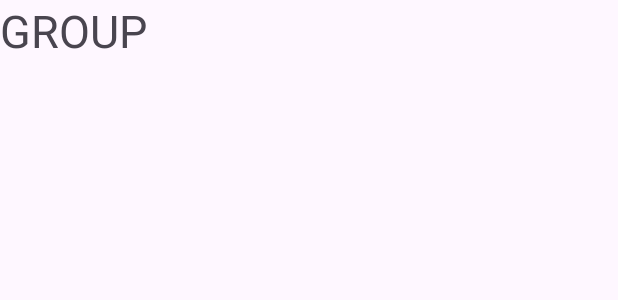
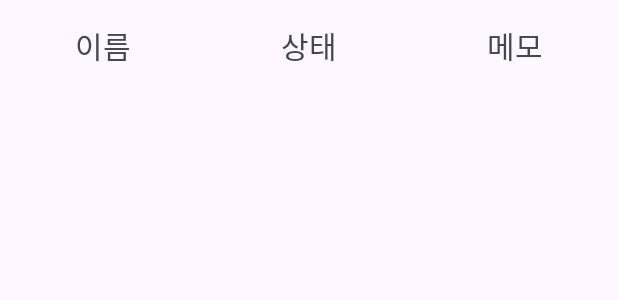
Before and after one commit to PPark8093/CUP, an Android app: the layout fragment_group.xml on its own in the app's theme, with its tools: preview values and no code run, on a phone screen of 412 x 824 dp. Shown: the top 300 px of the screen. Run offline under Robolectric (Android 15) with nearby library versions, the phone set to English and light mode, and no system bars.

Commit message:
Update some ui

```diff
--- a/app/src/main/java/kr/pak/cup/MainActivity.kt
+++ b/app/src/main/java/kr/pak/cup/MainActivity.kt
@@ -21,6 +21,7 @@ class MainActivity : AppCompatActivity() {
 
     private lateinit var homeFragment: Fragment
     private lateinit var todoFragment: Fragment
+    private lateinit var groupFragment: Fragment
 
     override fun onCreate(savedInstanceState: Bundle?) {
         super.onCreate(savedInstanceState)
@@ -45,6 +46,7 @@ class MainActivity : AppCompatActivity() {
     private fun bottomMenuSetup() {
         homeFragment = HomeFragment()
         todoFragment = TodoFragment()
+        groupFragment = GroupFragment()
 
         supportFragmentManager.beginTransaction().replace(R.id.containerA, homeFragment).commit()
 
@@ -56,6 +58,10 @@ class MainActivity : AppCompatActivity() {
                 }
                 R.id.test_tab -> {
                     supportFragmentManager.beginTransaction().replace(R.id.containerA, todoFragment).commit()
+                    true
+                }
+                R.id.group_tab -> {
+                    supportFragmentManager.beginTransaction().replace(R.id.containerA, groupFragment).commit()
                     true
                 }
                 else -> false
--- /dev/null
+++ b/app/src/main/res/drawable/square_button.xml
@@ -0,0 +1,5 @@
+<?xml version="1.0" encoding="utf-8"?>
+<shape xmlns:android="http://schemas.android.com/apk/res/android">
+    <solid android:color="#6666FF"></solid>
+<!--    <corners android:radius="30dp"></corners>-->
+</shape>
--- a/app/src/main/res/layout/fragment_group.xml
+++ b/app/src/main/res/layout/fragment_group.xml
@@ -5,11 +5,39 @@
     android:layout_height="match_parent"
     tools:context=".GroupFragment">
 
-    <TextView
-        android:id="@+id/groupTitle"
+    <TableLayout
+        android:stretchColumns="*"
         android:layout_width="match_parent"
-        android:layout_height="wrap_content"
-        android:textSize="30dp"
-        android:text="GROUP"/>
+        android:layout_height="match_parent"
+        android:layout_marginTop="15dp">
+
+        <TableRow
+            android:layout_width="match_parent"
+            android:layout_height="wrap_content">
+
+            <TextView
+                android:layout_width="match_parent"
+                android:layout_height="wrap_content"
+                android:textSize="20dp"
+                android:gravity="center"
+                android:text="이름"/>
+
+            <TextView
+                android:layout_width="match_parent"
+                android:layout_height="wrap_content"
+                android:textSize="20dp"
+                android:gravity="center"
+                android:text="상태"/>
+
+            <TextView
+                android:layout_width="match_parent"
+                android:layout_height="wrap_content"
+                android:textSize="20dp"
+                android:gravity="center"
+                android:text="메모"/>
+
+        </TableRow>
+
+    </TableLayout>
 
 </RelativeLayout>
--- a/app/src/main/res/menu/bottom_menu.xml
+++ b/app/src/main/res/menu/bottom_menu.xml
@@ -10,4 +10,9 @@
         android:id="@+id/test_tab"
         android:title="TODO"
         android:icon="@drawable/todo_icon"/>
+
+    <item
+        android:id="@+id/group_tab"
+        android:title="모둠?"
+        android:icon="@drawable/group_icon"/>
 </menu>
```
Also changed, not shown: app/src/main/java/kr/pak/cup/TodoFragment.kt (+22 -2 lines), app/src/main/res/drawable-anydpi/group_icon.xml (added, +11 -0 lines), app/src/main/res/layout/fragment_todo.xml (+5 -8 lines), app/src/main/res/drawable-hdpi/group_icon.png (added), app/src/main/res/drawable-mdpi/group_icon.png (added), app/src/main/res/drawable-xhdpi/group_icon.png (added), app/src/main/res/drawable-xxhdpi/group_icon.png (added).
